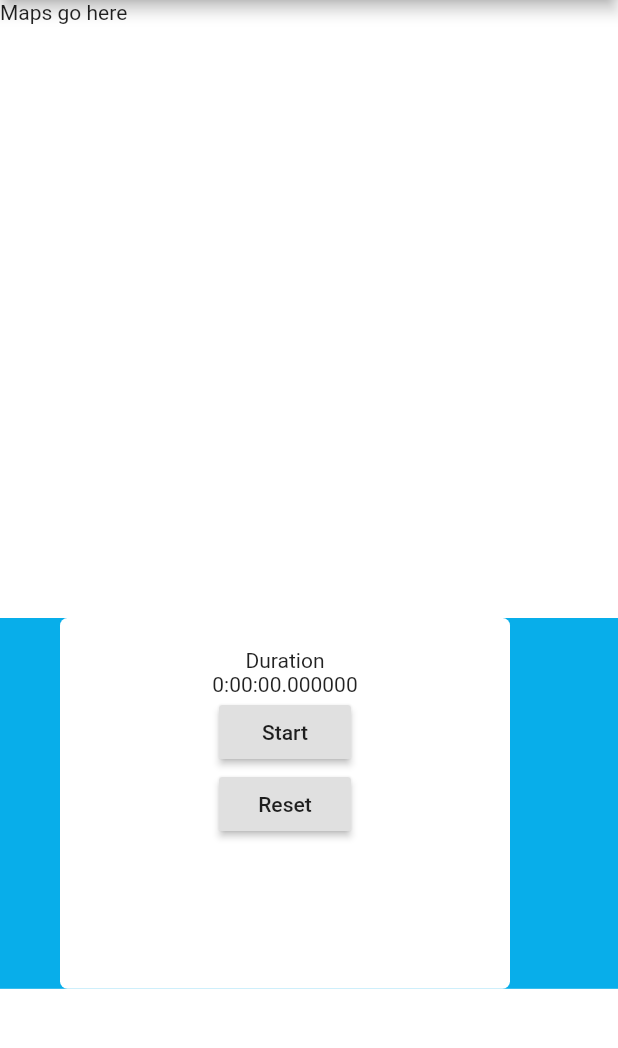
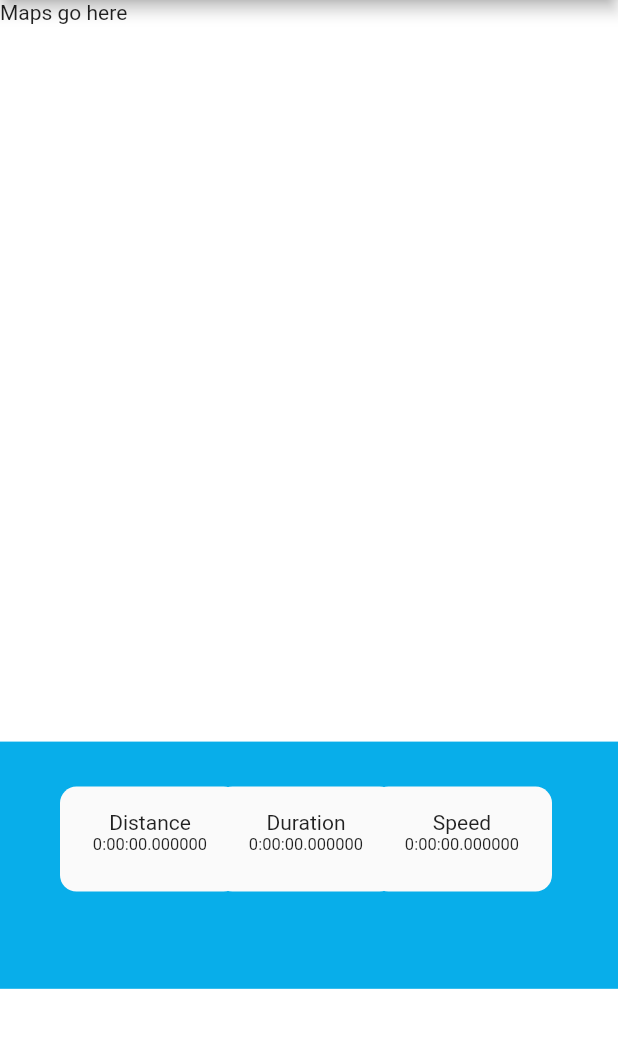
Before and after one commit to Yonkokilasi/Nduthi-Gang, a Flutter app: the screen it shows after launch, on a phone screen of 412 x 824 dp, the part 84-1132 px from its top. Run offline on Flutter 3.47's test engine with Material 2 defaults, Android fonts, the phone set to English and light mode, and no system bars.

Commit message:
stacked rectangels

```diff
--- a/lib/objects/state.dart
+++ b/lib/objects/state.dart
@@ -19,6 +19,7 @@ class StateModel with ChangeNotifier {
     notifyListeners();
   }
 
+  /// start timer
   void start() {
     if (_timer != null) return;
     _timer = Timer.periodic(Duration(seconds: 1), _onTick);
@@ -27,6 +28,7 @@ class StateModel with ChangeNotifier {
     notifyListeners();
   }
 
+  /// stop timer
   void stop() {
     _timer?.cancel();
     _timer = null;
@@ -35,6 +37,7 @@ class StateModel with ChangeNotifier {
     notifyListeners();
   }
 
+  /// reset timer
   void reset() {
     stop();
     _watch.reset();
--- a/lib/ui/screens/homeScreen.dart
+++ b/lib/ui/screens/homeScreen.dart
@@ -38,14 +38,23 @@ class _HomeScreenState extends State<HomeScreen> {
         return Column(
           mainAxisAlignment: MainAxisAlignment.center,
           children: <Widget>[
-            Text('${appState.currentDuration}'),
-            RaisedButton(
+            Text(
+              '${appState.currentDuration}',
+              style: TextStyle(fontSize: 11),
+            ),
+            Visibility(
+              visible: false,
+              child: RaisedButton(
                 onPressed: !appState.isRunning ? appState.start : appState.stop,
                 child: Text(!appState.isRunning ? 'Start' : 'Stop'),
               ),
-            RaisedButton(
+            ),
+            Visibility(
+              visible: false,
+              child: RaisedButton(
                 onPressed: appState.reset,
                 child: Text('Reset'),
+              ),
             )
           ],
         );
@@ -53,25 +62,29 @@ class _HomeScreenState extends State<HomeScreen> {
     ));
   }
 
-  Widget _buildRoundedRect() {
-    return Container(
-      width: 300,
-      height: 300,
-      margin: EdgeInsets.only(left: 40),
-      padding: EdgeInsets.all(20.0),
+  Widget _buildRoundedRect(double width, String text) {
+    return Material(
+      shape: RoundedRectangleBorder(
+        borderRadius: BorderRadius.circular(11.0),
+      ),
+      child: Container(
+        width: width,
+        height: 70,
+        padding: EdgeInsets.all(16.0),
         child: Column(
           children: <Widget>[
-          Text("Duration"),
+            Text("$text"),
             _buildTimer(),
           ],
         ),
-      decoration: BoxDecoration(
-          borderRadius: BorderRadius.circular(5.0), color: Colors.white),
+      ),
     );
   }
 
   @override
   Widget build(BuildContext context) {
+    var width = 120.0;
+    var offset = width - 16;
     appState = StateWidget.of(context).state;
     return SafeArea(
       child: Scaffold(
@@ -85,16 +98,23 @@ class _HomeScreenState extends State<HomeScreen> {
               Container(
                 child: Text("Maps go here"),
                 width: MediaQuery.of(context).size.width,
-                height: MediaQuery.of(context).size.height * 0.5,
+                height: MediaQuery.of(context).size.height * 0.6,
               ),
               Container(
                 width: MediaQuery.of(context).size.width,
-                height: MediaQuery.of(context).size.height * 0.3,
+                height: MediaQuery.of(context).size.height * 0.2,
                 color: colorSecondary,
                 child: Container(
-                  child: Row(
+                  margin: EdgeInsets.only(top: 30, left: 40),
+                  child: Stack(
                     children: <Widget>[
-                      _buildRoundedRect(),
+                      Positioned(
+                          left: offset,
+                          child: _buildRoundedRect(width, "Duration")),
+                      Positioned(
+                          left: offset * 2,
+                          child: _buildRoundedRect(width, "Speed")),
+                      Positioned(child: _buildRoundedRect(width, "Distance")),
                     ],
                   ),
                 ),
```
Lines whose indentation alone changed are shown as unchanged.
